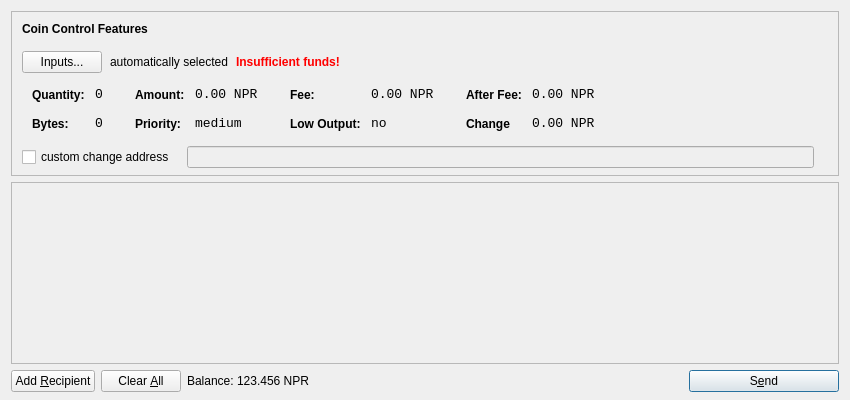
Before: the Qt Designer form src/qt/forms/sendcoinsdialog.ui in NPR-COIN-PROJECT/NPR_COIN, drawn with Qt 5.
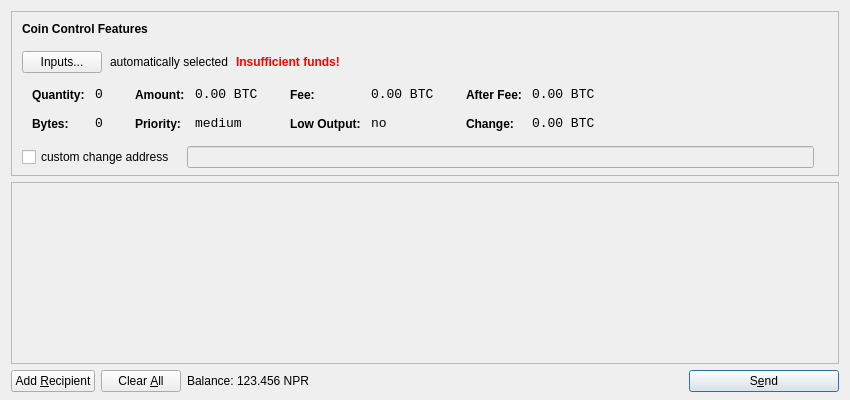
After: the same form once the commit is applied. Icons and pictures are not drawn.

```diff
--- a/src/qt/forms/sendcoinsdialog.ui
+++ b/src/qt/forms/sendcoinsdialog.ui
@@ -321,7 +321,7 @@
                   <enum>Qt::ActionsContextMenu</enum>
                  </property>
                  <property name="text">
-                  <string>0.00 NPR</string>
+                  <string notr="true">0.00 BTC</string>
                  </property>
                  <property name="textInteractionFlags">
                   <set>Qt::LinksAccessibleByMouse|Qt::TextSelectableByKeyboard|Qt::TextSelectableByMouse</set>
@@ -407,7 +407,7 @@
                   <enum>Qt::ActionsContextMenu</enum>
                  </property>
                  <property name="text">
-                  <string>0.00 NPR</string>
+                  <string notr="true">0.00 BTC</string>
                  </property>
                  <property name="textInteractionFlags">
                   <set>Qt::LinksAccessibleByMouse|Qt::TextSelectableByKeyboard|Qt::TextSelectableByMouse</set>
@@ -493,7 +493,7 @@
                   <enum>Qt::ActionsContextMenu</enum>
                  </property>
                  <property name="text">
-                  <string>0.00 NPR</string>
+                  <string notr="true">0.00 BTC</string>
                  </property>
                  <property name="textInteractionFlags">
                   <set>Qt::LinksAccessibleByMouse|Qt::TextSelectableByKeyboard|Qt::TextSelectableByMouse</set>
@@ -506,7 +506,7 @@
                   <string notr="true">font-weight:bold;</string>
                  </property>
                  <property name="text">
-                  <string>Change</string>
+                  <string>Change:</string>
                  </property>
                 </widget>
                </item>
@@ -525,7 +525,7 @@
                   <enum>Qt::ActionsContextMenu</enum>
                  </property>
                  <property name="text">
-                  <string>0.00 NPR</string>
+                  <string notr="true">0.00 BTC</string>
                  </property>
                  <property name="textInteractionFlags">
                   <set>Qt::LinksAccessibleByMouse|Qt::TextSelectableByKeyboard|Qt::TextSelectableByMouse</set>
@@ -709,12 +709,6 @@
        </property>
        <item>
         <widget class="QLabel" name="label">
-         <property name="sizePolicy">
-          <sizepolicy hsizetype="Preferred" vsizetype="Fixed">
-           <horstretch>0</horstretch>
-           <verstretch>0</verstretch>
-          </sizepolicy>
-         </property>
          <property name="text">
           <string>Balance:</string>
          </property>
@@ -722,12 +716,6 @@
        </item>
        <item>
         <widget class="QLabel" name="labelBalance">
-         <property name="sizePolicy">
-          <sizepolicy hsizetype="Preferred" vsizetype="Fixed">
-           <horstretch>0</horstretch>
-           <verstretch>0</verstretch>
-          </sizepolicy>
-         </property>
          <property name="cursor">
           <cursorShape>IBeamCursor</cursorShape>
          </property>
```
Left out of the diff: 4 changed lines with no effect on the pictures.
